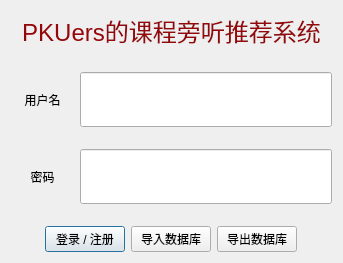
Before: the Qt Designer form PKUCourseRadar/loginwindow.ui in DynamicCast03/PKUCourseRadar, drawn with Qt 5.
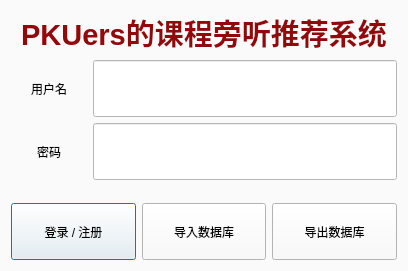
After: the same form once the commit is applied. Custom widgets are drawn as their Qt base class.

```diff
--- a/PKUCourseRadar/loginwindow.ui
+++ b/PKUCourseRadar/loginwindow.ui
@@ -6,37 +6,33 @@
    <rect>
     <x>0</x>
     <y>0</y>
-    <width>343</width>
-    <height>263</height>
+    <width>408</width>
+    <height>271</height>
    </rect>
   </property>
   <property name="windowTitle">
    <string>Dialog</string>
   </property>
-  <layout class="QVBoxLayout" name="verticalLayout" stretch="5,2,7,2,7,2,7">
+  <property name="styleSheet">
+   <string notr="true">background-color: rgb(250,250,250);</string>
+  </property>
+  <layout class="QVBoxLayout" name="verticalLayout" stretch="5,7,7,2,7">
    <item>
     <widget class="QLabel" name="lbl_title">
+     <property name="font">
+      <font>
+       <pointsize>13</pointsize>
+       <bold>true</bold>
+      </font>
+     </property>
      <property name="text">
-      <string>&lt;html&gt;&lt;head/&gt;&lt;body&gt;&lt;p align=&quot;center&quot;&gt;&lt;span style=&quot; font-size:18pt; color:#94070a;&quot;&gt;PKUers的课程旁听推荐系统&lt;/span&gt;&lt;/p&gt;&lt;/body&gt;&lt;/html&gt;</string>
+      <string>&lt;html&gt;&lt;head/&gt;&lt;body&gt;&lt;p align=&quot;center&quot;&gt;&lt;span style=&quot; font-size:22pt; color:#94070a;&quot;&gt;PKUers的课程旁听推荐系统&lt;/span&gt;&lt;/p&gt;&lt;/body&gt;&lt;/html&gt;</string>
      </property>
      <property name="textFormat">
       <enum>Qt::TextFormat::AutoText</enum>
      </property>
     </widget>
    </item>
-   <item>
-    <spacer name="verticalSpacer">
-     <property name="orientation">
-      <enum>Qt::Orientation::Vertical</enum>
-     </property>
-     <property name="sizeHint" stdset="0">
-      <size>
-       <width>20</width>
-       <height>40</height>
-      </size>
-     </property>
-    </spacer>
-   </item>
    <item>
     <layout class="QHBoxLayout" name="horizontalLayout" stretch="2,8">
      <item>
@@ -63,23 +59,13 @@
          <verstretch>0</verstretch>
         </sizepolicy>
        </property>
+       <property name="styleSheet">
+        <string notr="true">background-color: rgb(255,255,255);</string>
+       </property>
       </widget>
      </item>
     </layout>
    </item>
-   <item>
-    <spacer name="verticalSpacer_2">
-     <property name="orientation">
-      <enum>Qt::Orientation::Vertical</enum>
-     </property>
-     <property name="sizeHint" stdset="0">
-      <size>
-       <width>20</width>
-       <height>40</height>
-      </size>
-     </property>
-    </spacer>
-   </item>
    <item>
     <layout class="QHBoxLayout" name="horizontalLayout_2" stretch="2,8">
      <item>
@@ -106,6 +92,9 @@
          <verstretch>0</verstretch>
         </sizepolicy>
        </property>
+       <property name="styleSheet">
+        <string notr="true">background-color: rgb(255,255,255);</string>
+       </property>
        <property name="echoMode">
         <enum>QLineEdit::EchoMode::Password</enum>
        </property>
@@ -114,7 +103,7 @@
     </layout>
    </item>
    <item>
-    <spacer name="verticalSpacer_3">
+    <spacer name="verticalSpacer">
      <property name="orientation">
       <enum>Qt::Orientation::Vertical</enum>
      </property>
@@ -127,22 +116,15 @@
     </spacer>
    </item>
    <item>
-    <layout class="QHBoxLayout" name="horizontalLayout_3">
+    <layout class="QHBoxLayout" name="horizontalLayout_3" stretch="4,4,4">
      <item>
-      <spacer name="horizontalSpacer">
-       <property name="orientation">
-        <enum>Qt::Orientation::Horizontal</enum>
+      <widget class="BetterButton" name="btn_reg_or_login">
+       <property name="sizePolicy">
+        <sizepolicy hsizetype="Minimum" vsizetype="Expanding">
+         <horstretch>0</horstretch>
+         <verstretch>0</verstretch>
+        </sizepolicy>
        </property>
-       <property name="sizeHint" stdset="0">
-        <size>
-         <width>40</width>
-         <height>20</height>
-        </size>
-       </property>
-      </spacer>
-     </item>
-     <item>
-      <widget class="QPushButton" name="btn_reg_or_login">
        <property name="text">
         <string>登录 / 注册</string>
        </property>
@@ -151,7 +133,7 @@
      <item>
       <widget class="QPushButton" name="btn_import">
        <property name="sizePolicy">
-        <sizepolicy hsizetype="Expanding" vsizetype="Fixed">
+        <sizepolicy hsizetype="Expanding" vsizetype="Expanding">
          <horstretch>0</horstretch>
          <verstretch>0</verstretch>
         </sizepolicy>
@@ -164,7 +146,7 @@
      <item>
       <widget class="QPushButton" name="btn_export">
        <property name="sizePolicy">
-        <sizepolicy hsizetype="Expanding" vsizetype="Fixed">
+        <sizepolicy hsizetype="Expanding" vsizetype="Expanding">
          <horstretch>0</horstretch>
          <verstretch>0</verstretch>
         </sizepolicy>
@@ -174,23 +156,17 @@
        </property>
       </widget>
      </item>
-     <item>
-      <spacer name="horizontalSpacer_2">
-       <property name="orientation">
-        <enum>Qt::Orientation::Horizontal</enum>
-       </property>
-       <property name="sizeHint" stdset="0">
-        <size>
-         <width>40</width>
-         <height>20</height>
-        </size>
-       </property>
-      </spacer>
-     </item>
     </layout>
    </item>
   </layout>
  </widget>
+ <customwidgets>
+  <customwidget>
+   <class>BetterButton</class>
+   <extends>QPushButton</extends>
+   <header>betterbutton.h</header>
+  </customwidget>
+ </customwidgets>
  <resources/>
  <connections/>
 </ui>
```
Left out of the diff: 4 changed lines with no effect on the pictures.
